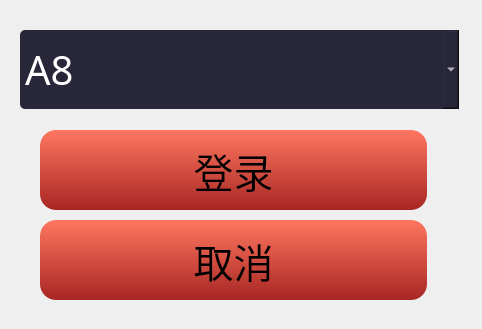
QPKJEDL/deskgame, file A89/login.ui: the form before one commit.
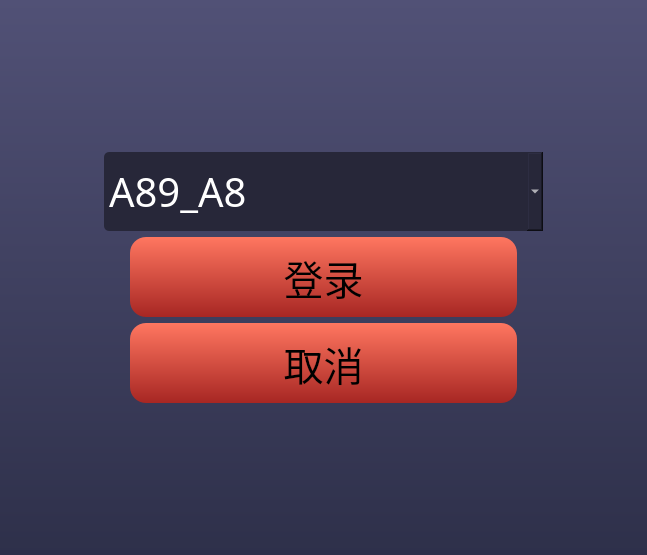
The form after the commit.

What changed in the file:
```diff
--- a/A89/login.ui
+++ b/A89/login.ui
@@ -6,22 +6,47 @@
    <rect>
     <x>0</x>
     <y>0</y>
-    <width>482</width>
-    <height>329</height>
+    <width>647</width>
+    <height>555</height>
    </rect>
   </property>
   <property name="windowTitle">
    <string>Form</string>
   </property>
+  <property name="styleSheet">
+   <string notr="true">background-color: qlineargradient(spread:pad, x1:0, y1:0, x2:0, y2:1, stop:0 rgba(81, 81, 118, 255), stop:1 rgba(46, 48, 74, 255));</string>
+  </property>
+  <layout class="QVBoxLayout" name="verticalLayout">
+   <item>
+    <spacer name="verticalSpacer_2">
+     <property name="orientation">
+      <enum>Qt::Vertical</enum>
+     </property>
+     <property name="sizeHint" stdset="0">
+      <size>
+       <width>20</width>
+       <height>40</height>
+      </size>
+     </property>
+    </spacer>
+   </item>
+   <item>
+    <layout class="QHBoxLayout" name="horizontalLayout_3">
+     <item>
+      <spacer name="horizontalSpacer_5">
+       <property name="orientation">
+        <enum>Qt::Horizontal</enum>
+       </property>
+       <property name="sizeHint" stdset="0">
+        <size>
+         <width>40</width>
+         <height>20</height>
+        </size>
+       </property>
+      </spacer>
+     </item>
+     <item>
   <widget class="QComboBox" name="comboBox">
-   <property name="geometry">
-    <rect>
-     <x>20</x>
-     <y>30</y>
-     <width>439</width>
-     <height>79</height>
-    </rect>
-   </property>
    <property name="minimumSize">
     <size>
      <width>439</width>
@@ -41,22 +66,46 @@
    </property>
    <item>
     <property name="text">
-     <string>A8</string>
+         <string>A89_A8</string>
     </property>
    </item>
   </widget>
+     </item>
+     <item>
+      <spacer name="horizontalSpacer_6">
+       <property name="orientation">
+        <enum>Qt::Horizontal</enum>
+       </property>
+       <property name="sizeHint" stdset="0">
+        <size>
+         <width>40</width>
+         <height>20</height>
+        </size>
+       </property>
+      </spacer>
+     </item>
+    </layout>
+   </item>
+   <item>
+    <layout class="QHBoxLayout" name="horizontalLayout">
+     <item>
+      <spacer name="horizontalSpacer">
+       <property name="orientation">
+        <enum>Qt::Horizontal</enum>
+       </property>
+       <property name="sizeHint" stdset="0">
+        <size>
+         <width>40</width>
+         <height>20</height>
+        </size>
+       </property>
+      </spacer>
+     </item>
+     <item>
   <widget class="QPushButton" name="enter">
    <property name="enabled">
     <bool>true</bool>
    </property>
-   <property name="geometry">
-    <rect>
-     <x>40</x>
-     <y>130</y>
-     <width>387</width>
-     <height>80</height>
-    </rect>
-   </property>
    <property name="minimumSize">
     <size>
      <width>387</width>
@@ -86,15 +135,39 @@
     <string>Enter</string>
    </property>
   </widget>
+     </item>
+     <item>
+      <spacer name="horizontalSpacer_2">
+       <property name="orientation">
+        <enum>Qt::Horizontal</enum>
+       </property>
+       <property name="sizeHint" stdset="0">
+        <size>
+         <width>40</width>
+         <height>20</height>
+        </size>
+       </property>
+      </spacer>
+     </item>
+    </layout>
+   </item>
+   <item>
+    <layout class="QHBoxLayout" name="horizontalLayout_2">
+     <item>
+      <spacer name="horizontalSpacer_3">
+       <property name="orientation">
+        <enum>Qt::Horizontal</enum>
+       </property>
+       <property name="sizeHint" stdset="0">
+        <size>
+         <width>40</width>
+         <height>20</height>
+        </size>
+       </property>
+      </spacer>
+     </item>
+     <item>
   <widget class="QPushButton" name="cancel">
-   <property name="geometry">
-    <rect>
-     <x>40</x>
-     <y>220</y>
-     <width>387</width>
-     <height>80</height>
-    </rect>
-   </property>
    <property name="minimumSize">
     <size>
      <width>387</width>
@@ -121,6 +194,36 @@
     <string>取消</string>
    </property>
   </widget>
+     </item>
+     <item>
+      <spacer name="horizontalSpacer_4">
+       <property name="orientation">
+        <enum>Qt::Horizontal</enum>
+       </property>
+       <property name="sizeHint" stdset="0">
+        <size>
+         <width>40</width>
+         <height>20</height>
+        </size>
+       </property>
+      </spacer>
+     </item>
+    </layout>
+   </item>
+   <item>
+    <spacer name="verticalSpacer">
+     <property name="orientation">
+      <enum>Qt::Vertical</enum>
+     </property>
+     <property name="sizeHint" stdset="0">
+      <size>
+       <width>20</width>
+       <height>40</height>
+      </size>
+     </property>
+    </spacer>
+   </item>
+  </layout>
  </widget>
  <resources/>
  <connections/>
```
Lines whose indentation alone changed are shown as unchanged.
